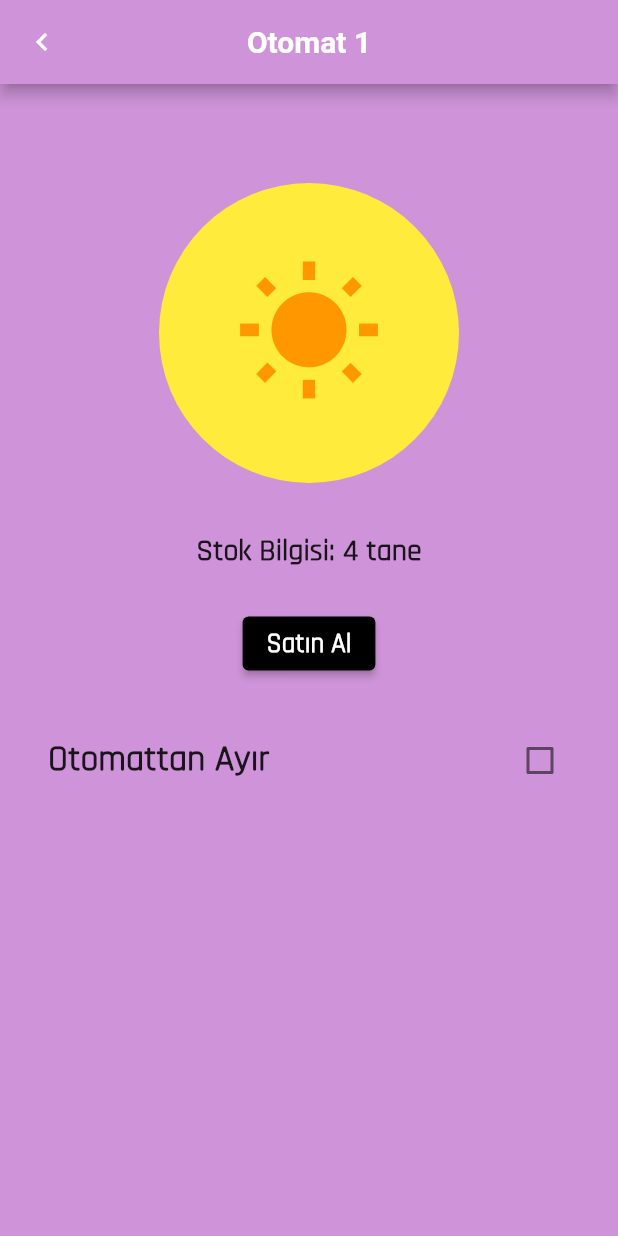
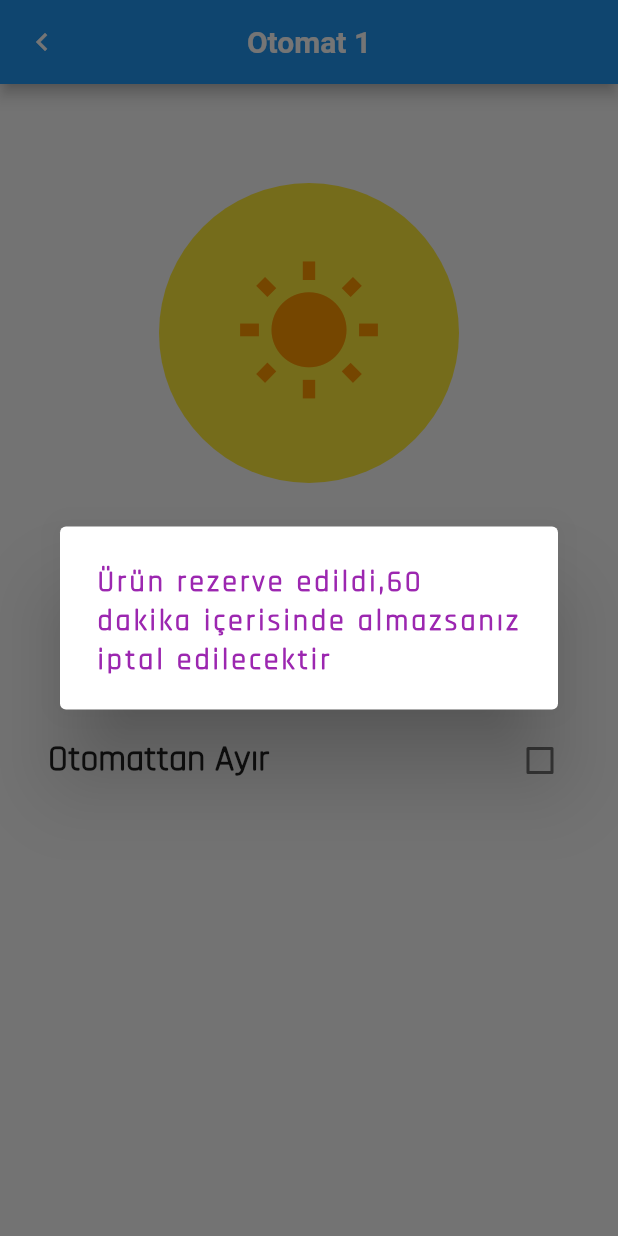
Before and after one commit to gonulkubra/uv-protection, a Flutter app: the OtomatEkrani screen opened by its route, after a tap on "Satın Al", on a phone screen of 412 x 824 dp. Run offline on Flutter 3.47's test engine with Material 2 defaults, Android fonts, the phone set to English and light mode, and no system bars; our stand-ins replace firebase_auth, firebase_core, flutter_map, fluttertoast, geocoding, geolocator and 2 more; accounts and stored records are empty; network calls fail.

```diff
--- a/lib/baslangicekranlari/ekrandegistirme.dart
+++ b/lib/baslangicekranlari/ekrandegistirme.dart
@@ -39,7 +39,7 @@ class _FirstPageState extends State<HomePage> {
             backgroundColor: Colors.black,
             color: Colors.white,
             activeColor: Colors.white,
-            gap: 20,
+            gap: 10,
             tabBackgroundColor: Colors.grey.shade800,
             selectedIndex: currentindex,
             onTabChange: (index) => onTabTapped(index),
--- a/lib/baslangicekranlari/girisekrani.dart
+++ b/lib/baslangicekranlari/girisekrani.dart
@@ -110,7 +110,7 @@ class _LoginPageState extends State<LoginPage> {
       ),
       onPressed: () async {
         final result = await girishizmetleri.misafirgirisifonksiyonu();
-        Navigator.pushNamed(context, "/MapScreen");
+        Navigator.pushNamed(context, "/GuestScreen");
       },
     );
   }
--- a/lib/main.dart
+++ b/lib/main.dart
@@ -8,6 +8,7 @@ import 'package:testui2/sabitler/tema.dart';
 import 'package:testui2/servisler/sifreyiyenile.dart';
 import 'package:testui2/uygulamaekranlari/anaekran.dart';
 import 'package:testui2/uygulamaekranlari/haritaekrani.dart';
+import 'package:testui2/uygulamaekranlari/misafirekrani.dart';
 import 'package:testui2/uygulamaekranlari/navigasyon.dart';
 import 'package:testui2/baslangicekranlari/ekrandegistirme.dart';
 import 'package:testui2/baslangicekranlari/girisekrani.dart';
@@ -40,6 +41,7 @@ class MyApp extends StatelessWidget {
         "/Navigasyon": (context) => NavigationScreen(),
         "/ResetPassword": (context) => SifreyiYenile(),
         "/AutomatScreen": (context) => OtomatEkrani(),
+        "/GuestScreen": (context) => MisafirEkrani()
       },
       title: 'UV Protection App Demo',
       theme: Provider.of<themeColorData>(context).themeColor,
--- a/lib/uygulamaekranlari/anaekran.dart
+++ b/lib/uygulamaekranlari/anaekran.dart
@@ -158,10 +158,10 @@ class _MainPageState extends State<MainPage> {
       child: TextButton(
           onPressed: () => Navigator.pushNamed(context, "/AutomatScreen"),
           child: Text(
-            "En yakın otomatı görmek için tıklayın",
+            "Otomatların stok durumunu görmek için tıklayın",
             style: TextStyle(
                 fontFamily: 'Rajdhani',
-                fontSize: 20,
+                fontSize: 18,
                 fontWeight: FontWeight.bold,
                 color: Colors.white.withOpacity(0.8)),
           )),
--- a/lib/uygulamaekranlari/haritaekrani.dart
+++ b/lib/uygulamaekranlari/haritaekrani.dart
@@ -57,6 +57,7 @@ class _MapScreenState extends State<MapScreen> {
 
   @override
   Widget build(BuildContext context) {
+    Size size = MediaQuery.of(context).size;
     return Column(
       mainAxisAlignment: MainAxisAlignment.center,
       children: [
@@ -76,8 +77,8 @@ class _MapScreenState extends State<MapScreen> {
           ),
         ),
         SizedBox(
-          height: 600,
-          width: 400,
+          height: size.height - 90,
+          width: size.width,
           child: Visibility(
             visible: isVisible,
             child: FlutterMap(
--- a/lib/uygulamaekranlari/otomatekrani.dart
+++ b/lib/uygulamaekranlari/otomatekrani.dart
@@ -10,7 +10,7 @@ class OtomatEkrani extends StatefulWidget {
 
 String selectedCity = "Antalya";
 String selectedDistrict = 'Alanya';
-int stock = 5;
+int stock = 12;
 bool separateFromOtomat = false;
 
 class _OtomatEkraniState extends State<OtomatEkrani> {
@@ -18,7 +18,6 @@ class _OtomatEkraniState extends State<OtomatEkrani> {
   @override
   Widget build(BuildContext context) {
     return Scaffold(
-      backgroundColor: Colors.purple[200],
       appBar: AppBar(
         leading: IconButton(
             onPressed: () => Navigator.pushNamed(context, "/HomePage"),
@@ -28,7 +27,6 @@ class _OtomatEkraniState extends State<OtomatEkrani> {
           style: TextStyle(fontSize: 20, fontWeight: FontWeight.w600),
         ),
         centerTitle: true,
-        backgroundColor: Colors.purple[200],
       ),
       body: Padding(
         padding: const EdgeInsets.all(16.0),
@@ -49,9 +47,46 @@ class _OtomatEkraniState extends State<OtomatEkrani> {
             ElevatedButton(
               style: ElevatedButton.styleFrom(backgroundColor: Colors.black),
               onPressed: () {
-                setState(() {
-                  stock--;
-                });
+                if (stock != 0) {
+                  showDialog(
+                    context: context,
+                    builder: (context) {
+                      return AlertDialog(
+                        title: Text(
+                          "Ürün rezerve edildi,60 dakika içerisinde almazsanız iptal edilecektir",
+                          style: TextStyle(
+                            fontFamily: 'Rajdhani',
+                            color: Colors.purple,
+                            fontSize: 20,
+                            fontWeight: FontWeight.w600,
+                            letterSpacing: 2,
+                          ),
+                        ),
+                      );
+                    },
+                  );
+                  setState(() {
+                    stock--;
+                  });
+                } else if (stock == 0) {
+                  showDialog(
+                    context: context,
+                    builder: (context) {
+                      return AlertDialog(
+                        title: Text(
+                          "Stokta ürün kalmamıştır",
+                          style: TextStyle(
+                            fontFamily: 'Rajdhani',
+                            color: Colors.white,
+                            fontSize: 20,
+                            fontWeight: FontWeight.w600,
+                            letterSpacing: 2,
+                          ),
+                        ),
+                      );
+                    },
+                  );
+                }
               },
               child: const Text(
                 'Satın Al',
```
Also changed, not shown: lib/sabitler/sehirler.dart (+4 -3 lines), lib/servisler/sifreyiyenile.dart (+5 -2 lines), lib/uygulamaekranlari/misafirekrani.dart (added, +42 -0 lines).
